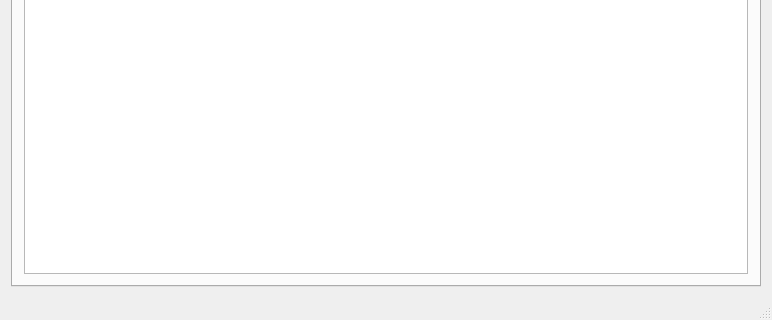
Above: mainwindow.ui from athenabjorg/sacr before the change; both pictures show x 0 to 772 and y 287 to 607 of the 772 by 607 pixel window. Below: the same form after it.
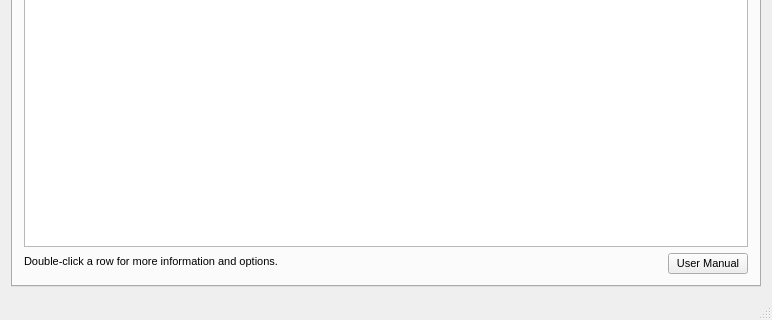
That is the form after the change. The open tabs and pages were chosen to show the change. Icons and pictures are not drawn.

Commit message: text added to main window and user menu button

Diff of the .ui file:
```diff
--- a/mainwindow.ui
+++ b/mainwindow.ui
@@ -537,6 +537,67 @@
           </column>
          </widget>
         </item>
+        <item>
+         <layout class="QHBoxLayout" name="horizontalLayout_6">
+          <item>
+           <layout class="QVBoxLayout" name="verticalLayout_7">
+            <item>
+             <widget class="QLabel" name="label_2">
+              <property name="font">
+               <font>
+                <pointsize>8</pointsize>
+               </font>
+              </property>
+              <property name="text">
+               <string>Double-click a row for more information and options.</string>
+              </property>
+             </widget>
+            </item>
+            <item>
+             <spacer name="verticalSpacer_3">
+              <property name="orientation">
+               <enum>Qt::Vertical</enum>
+              </property>
+              <property name="sizeType">
+               <enum>QSizePolicy::Fixed</enum>
+              </property>
+              <property name="sizeHint" stdset="0">
+               <size>
+                <width>20</width>
+                <height>5</height>
+               </size>
+              </property>
+             </spacer>
+            </item>
+           </layout>
+          </item>
+          <item>
+           <spacer name="horizontalSpacer_3">
+            <property name="orientation">
+             <enum>Qt::Horizontal</enum>
+            </property>
+            <property name="sizeHint" stdset="0">
+             <size>
+              <width>40</width>
+              <height>20</height>
+             </size>
+            </property>
+           </spacer>
+          </item>
+          <item>
+           <widget class="QPushButton" name="userManualButton2">
+            <property name="font">
+             <font>
+              <pointsize>8</pointsize>
+             </font>
+            </property>
+            <property name="text">
+             <string>User Manual</string>
+            </property>
+           </widget>
+          </item>
+         </layout>
+        </item>
        </layout>
       </widget>
       <widget class="QWidget" name="relationsTab">
```
Left out of the diff: 33 changed lines with no effect on the pictures. The commit also changes 2 other files.
